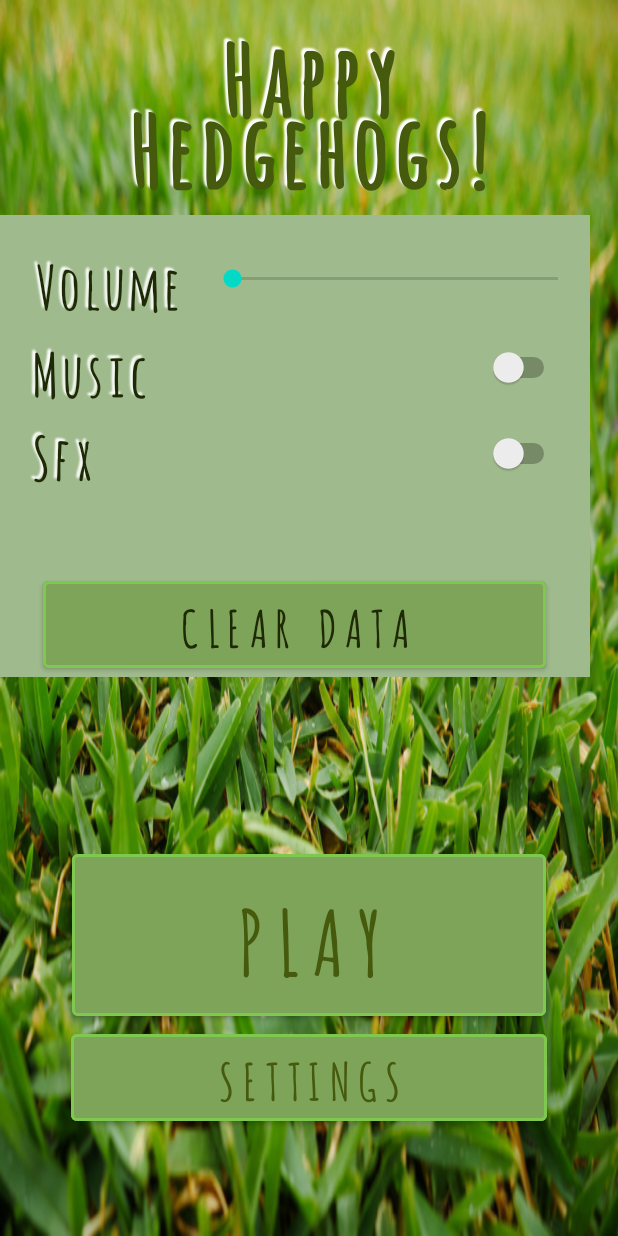
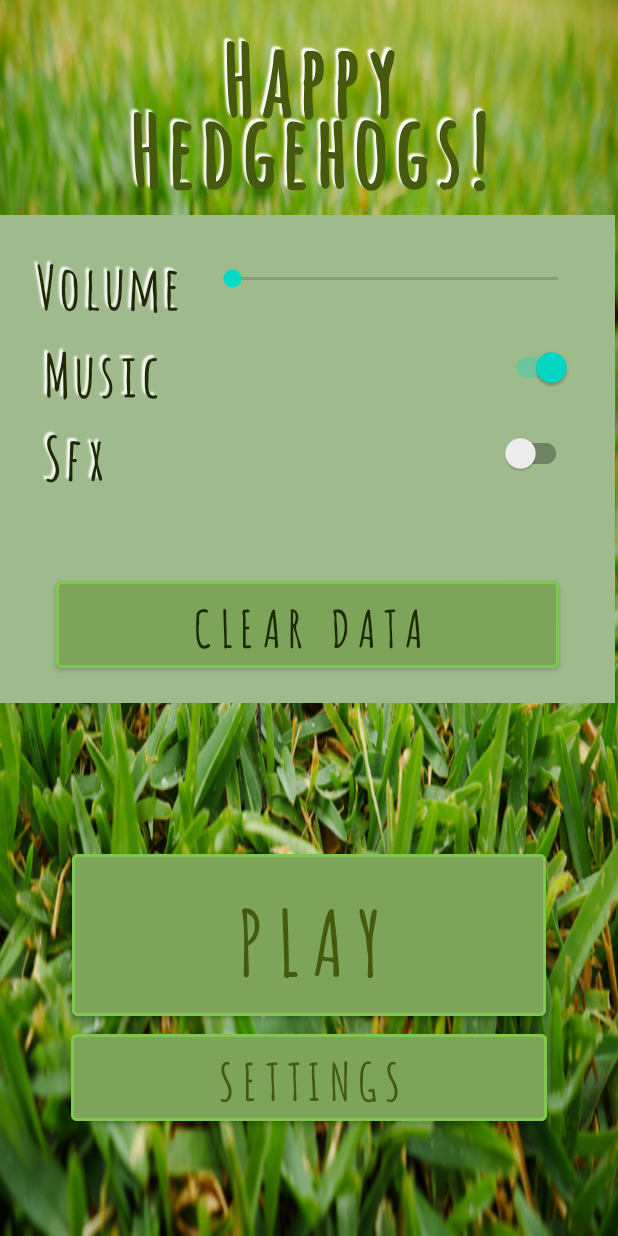
Before and after one commit to winter2022-comp3717/project-team-hedgehogs, an Android app: the fragment SettingsFragment placed in its activity, on a phone screen of 412 x 824 dp. Run offline under Robolectric (Android 15) with nearby library versions, the phone set to English and light mode, and no system bars; Roboto replaces fonts that are not available here.

Commit message:
Added background music; enabled functionality to 'music' switch in settings

```diff
--- a/app/src/main/AndroidManifest.xml
+++ b/app/src/main/AndroidManifest.xml
@@ -25,6 +25,7 @@
                 <category android:name="android.intent.category.LAUNCHER" />
             </intent-filter>
         </activity>
+        <service android:name=".BackgroundSoundService" />
 
         <meta-data
             android:name="preloaded_fonts"
--- a/app/src/main/java/com/bcit/hedgehog_honeymoon/MainActivity.java
+++ b/app/src/main/java/com/bcit/hedgehog_honeymoon/MainActivity.java
@@ -1,13 +1,24 @@
 package com.bcit.hedgehog_honeymoon;
 
 import androidx.appcompat.app.AppCompatActivity;
+import androidx.appcompat.widget.SwitchCompat;
+import androidx.fragment.app.Fragment;
 import androidx.fragment.app.FragmentTransaction;
 
+import android.annotation.SuppressLint;
+import android.media.MediaPlayer;
+
 import android.content.Intent;
+import android.os.AsyncTask;
 import android.os.Bundle;
 import android.view.View;
+import android.widget.CompoundButton;
+import android.widget.Switch;
 
 public class MainActivity extends AppCompatActivity {
+
+//    BackgroundSound mBackgroundSound = new BackgroundSound();
+    private Intent musicService;
 
     @Override
     protected void onCreate(Bundle savedInstanceState) {
@@ -19,6 +30,14 @@ public class MainActivity extends AppCompatActivity {
         fragmentTransaction.replace(R.id.fragmentContainerView_main, new ImageHedgehogFragment());
         fragmentTransaction.commit();
 
+        View dummyView = findViewById(R.id.fragmentContainerView_main);
+        PlayBackgroundSound(dummyView);
+
+    }
+
+    public void PlayBackgroundSound(View view) {
+        musicService = new Intent(MainActivity.this, BackgroundSoundService.class);
+        startService(musicService);
     }
 
     public void goToGameActivity(View v) {
@@ -31,5 +50,4 @@ public class MainActivity extends AppCompatActivity {
         fragmentTransaction.replace(R.id.fragmentContainerView_main, new SettingsFragment());
         fragmentTransaction.commit();
     }
-
 }
--- a/app/src/main/java/com/bcit/hedgehog_honeymoon/SettingsFragment.java
+++ b/app/src/main/java/com/bcit/hedgehog_honeymoon/SettingsFragment.java
@@ -1,12 +1,19 @@
 package com.bcit.hedgehog_honeymoon;
 
+import android.content.Intent;
 import android.os.Bundle;
 
+import androidx.annotation.NonNull;
+import androidx.annotation.Nullable;
+import androidx.appcompat.widget.SwitchCompat;
 import androidx.fragment.app.Fragment;
 
 import android.view.LayoutInflater;
 import android.view.View;
 import android.view.ViewGroup;
+import android.widget.Button;
+import android.widget.CompoundButton;
+import android.widget.Switch;
 
 /**
  * A simple {@link Fragment} subclass.
@@ -53,6 +60,7 @@ public class SettingsFragment extends Fragment {
             mParam1 = getArguments().getString(ARG_PARAM1);
             mParam2 = getArguments().getString(ARG_PARAM2);
         }
+
     }
 
     @Override
@@ -61,4 +69,20 @@ public class SettingsFragment extends Fragment {
         // Inflate the layout for this fragment
         return inflater.inflate(R.layout.fragment_settings, container, false);
     }
+
+    @Override
+    public void onViewCreated(@NonNull View view, @Nullable Bundle savedInstanceState) {
+        SwitchCompat switchView = getView().findViewById(R.id.switch_settings_music);
+
+        switchView.setOnCheckedChangeListener(new CompoundButton.OnCheckedChangeListener() {
+            public void onCheckedChanged(CompoundButton buttonView, boolean isChecked) {
+                Intent musicService = new Intent(getActivity(), BackgroundSoundService.class);
+                if (isChecked){
+                    getActivity().startService(musicService);
+                } else {
+                    getActivity().stopService(musicService);
+                }
+            }
+        });
+    }
 }
--- a/app/src/main/res/layout/activity_main.xml
+++ b/app/src/main/res/layout/activity_main.xml
@@ -30,7 +30,7 @@
         android:name="com.bcit.hedgehog_honeymoon.SettingsFragment"
         android:layout_width="match_parent"
         android:layout_height="420dp"
-        tools:layout="@layout/fragment_image_hedgehog" />
+        tools:layout="@layout/fragment_settings" />
 
     <Button
         android:id="@+id/button_main_play"
--- a/app/src/main/res/layout/fragment_settings.xml
+++ b/app/src/main/res/layout/fragment_settings.xml
@@ -11,12 +11,14 @@
 
     <LinearLayout
         android:id="@+id/linearLayout"
-        android:layout_width="393dp"
-        android:layout_height="0dp"
+        android:layout_width="410dp"
+        android:layout_height="325dp"
         android:background="@color/grey_green"
         android:orientation="vertical"
         android:paddingLeft="5dp"
-        android:paddingRight="5dp">
+        android:paddingRight="5dp"
+        tools:layout_editor_absoluteX="1dp"
+        tools:layout_editor_absoluteY="0dp">
 
         <LinearLayout
             android:layout_width="match_parent"
@@ -45,11 +47,12 @@
                 android:progressTint="@color/army_green" />
         </LinearLayout>
 
-        <Switch
+        <androidx.appcompat.widget.SwitchCompat
             android:id="@+id/switch_settings_music"
             android:layout_width="353dp"
             android:layout_height="55dp"
             android:layout_gravity="center_horizontal"
+            android:checked="true"
             android:fontFamily="@font/amatica_sc_bold"
             android:shadowColor="@android:color/white"
             android:shadowDx="-3"
@@ -57,9 +60,10 @@
             android:shadowRadius="1"
             android:text="@string/music"
             android:textColor="@color/super_dark_green"
-            android:textSize="40sp" />
+            android:textSize="40sp"
+            tools:checked="false" />
 
-        <Switch
+        <androidx.appcompat.widget.SwitchCompat
             android:id="@+id/switch_settings_sfx"
             android:layout_width="353dp"
             android:layout_height="wrap_content"
```
Also changed, not shown: app/src/main/java/com/bcit/hedgehog_honeymoon/BackgroundSoundService.java (added, +39 -0 lines), 7 other files.
